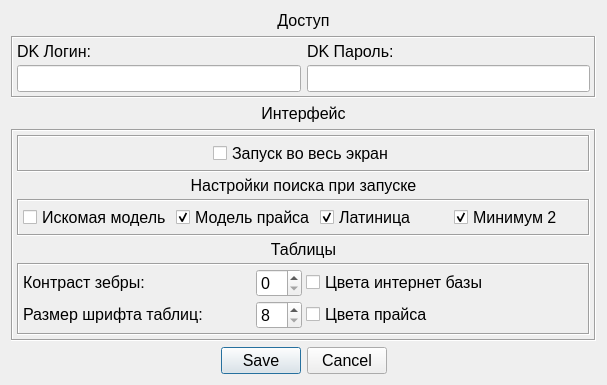
Before: the Qt Designer form MDA_UI/window_settings.ui in Wrexan/MDA, drawn with Qt 5.
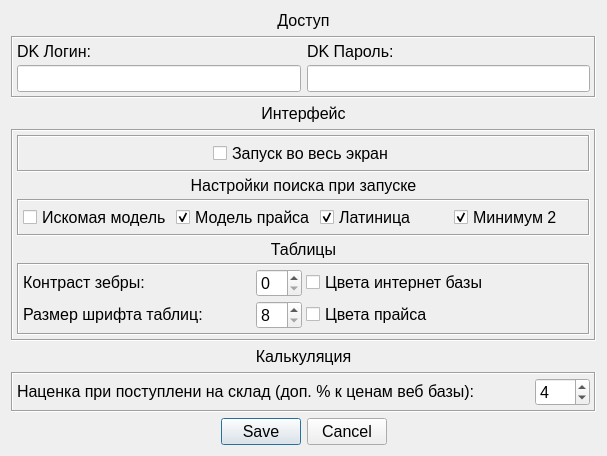
After: the same form once the commit is applied. Icons and pictures are not drawn.

Commit message: changed way of table item selection add overprice input parameter to settings for work price calculations

```diff
--- a/MDA_UI/window_settings.ui
+++ b/MDA_UI/window_settings.ui
@@ -7,7 +7,7 @@
     <x>0</x>
     <y>0</y>
     <width>597</width>
-    <height>383</height>
+    <height>455</height>
    </rect>
   </property>
   <property name="sizePolicy">
@@ -578,6 +578,103 @@
      </layout>
     </widget>
    </item>
+   <item>
+    <widget class="QLabel" name="label_8">
+     <property name="sizePolicy">
+      <sizepolicy hsizetype="Preferred" vsizetype="Fixed">
+       <horstretch>0</horstretch>
+       <verstretch>0</verstretch>
+      </sizepolicy>
+     </property>
+     <property name="baseSize">
+      <size>
+       <width>0</width>
+       <height>20</height>
+      </size>
+     </property>
+     <property name="font">
+      <font>
+       <family>Segoe UI</family>
+       <pointsize>12</pointsize>
+      </font>
+     </property>
+     <property name="text">
+      <string>Калькуляция</string>
+     </property>
+     <property name="alignment">
+      <set>Qt::AlignCenter</set>
+     </property>
+    </widget>
+   </item>
+   <item>
+    <widget class="QFrame" name="frame_5">
+     <property name="sizePolicy">
+      <sizepolicy hsizetype="Preferred" vsizetype="Maximum">
+       <horstretch>0</horstretch>
+       <verstretch>0</verstretch>
+      </sizepolicy>
+     </property>
+     <property name="frameShape">
+      <enum>QFrame::Box</enum>
+     </property>
+     <property name="frameShadow">
+      <enum>QFrame::Sunken</enum>
+     </property>
+     <layout class="QGridLayout" name="gridLayout_2">
+      <property name="leftMargin">
+       <number>4</number>
+      </property>
+      <property name="topMargin">
+       <number>4</number>
+      </property>
+      <property name="rightMargin">
+       <number>4</number>
+      </property>
+      <property name="bottomMargin">
+       <number>4</number>
+      </property>
+      <property name="spacing">
+       <number>4</number>
+      </property>
+      <item row="1" column="0">
+       <layout class="QHBoxLayout" name="horizontalLayout_7">
+        <item>
+         <widget class="QLabel" name="label_12">
+          <property name="sizePolicy">
+           <sizepolicy hsizetype="Preferred" vsizetype="Maximum">
+            <horstretch>0</horstretch>
+            <verstretch>0</verstretch>
+           </sizepolicy>
+          </property>
+          <property name="text">
+           <string>Наценка при поступлени на склад (доп. % к ценам веб базы):</string>
+          </property>
+         </widget>
+        </item>
+        <item>
+         <widget class="QSpinBox" name="income_overprice_perc">
+          <property name="sizePolicy">
+           <sizepolicy hsizetype="Maximum" vsizetype="Fixed">
+            <horstretch>0</horstretch>
+            <verstretch>0</verstretch>
+           </sizepolicy>
+          </property>
+          <property name="minimum">
+           <number>0</number>
+          </property>
+          <property name="maximum">
+           <number>200</number>
+          </property>
+          <property name="value">
+           <number>4</number>
+          </property>
+         </widget>
+        </item>
+       </layout>
+      </item>
+     </layout>
+    </widget>
+   </item>
    <item>
     <widget class="QDialogButtonBox" name="buttonBox">
      <property name="sizePolicy">
```
The commit also changes 2 other files.
